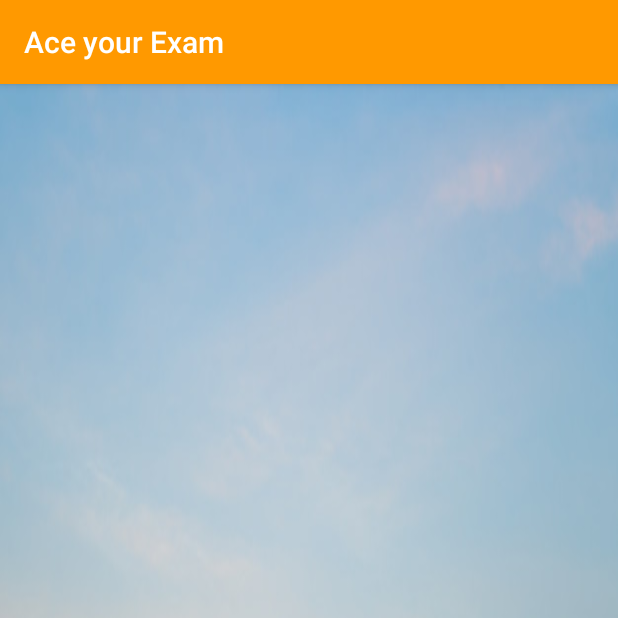
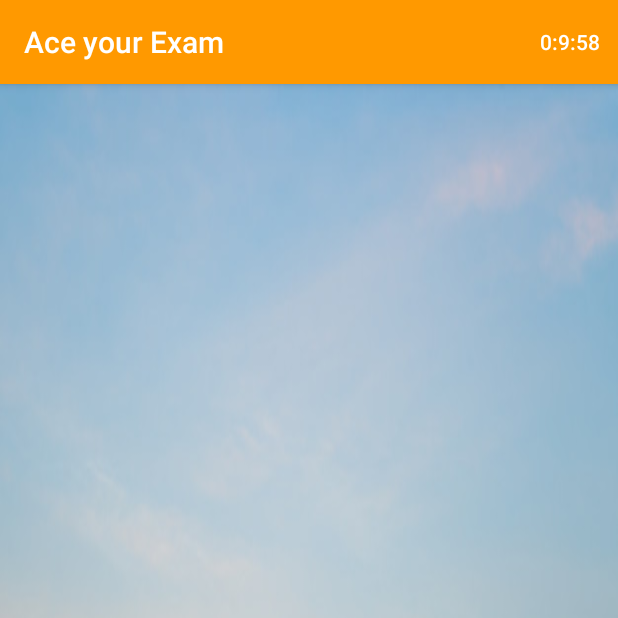
Before and after one commit to appyHelper/FlagQuizApp, an Android app: the QuestionActivity screen opened directly, with no data from a screen before it, on a phone screen of 412 x 824 dp, the top half of it. Run offline under Robolectric (Android 15) with nearby library versions, the phone set to English and light mode, and no system bars; our stand-ins replace Firebase (no records; nobody signed in at launch, a user with empty details on screens opened directly); 5 statements that could not run were skipped.

Commit message:
adding timer

```diff
--- a/app/src/main/java/com/example/kidsquizapp/QuestionActivity.kt
+++ b/app/src/main/java/com/example/kidsquizapp/QuestionActivity.kt
@@ -1,30 +1,36 @@
 package com.example.kidsquizapp
 
 import android.content.Intent
+import android.os.Bundle
+import android.os.CountDownTimer
+import android.text.Html
+import android.util.Log
+import android.view.Menu
+import android.view.MenuItem
+import android.widget.TextView
 import androidx.appcompat.app.AppCompatActivity
-import android.os.Bundle
-import android.util.Log
-import android.view.View
 import com.example.kidsquizapp.adapter.QuestionsAdapter
 import com.example.kidsquizapp.data.model.Question2
 import com.example.kidsquizapp.repository.QuestionRepository
 import com.example.kidsquizapp.ui.login.DataManager
 import com.google.firebase.database.*
 import kotlinx.android.synthetic.main.activity_question.*
+import java.util.concurrent.TimeUnit
 
 class QuestionActivity : AppCompatActivity() ,SubmitOnClickListener{
  lateinit var questionsAdapter: QuestionsAdapter
     lateinit var database: DatabaseReference
     lateinit var databaseMarks: DatabaseReference
+    lateinit var   testName :String
     var submitOnClickListener: SubmitOnClickListener?=null
     var questionArrayList=ArrayList<Question2>()
     override fun onCreate(savedInstanceState: Bundle?) {
         super.onCreate(savedInstanceState)
         setContentView(R.layout.activity_question)
-        var review =intent.getBooleanExtra("review",false)
+        var review =intent.getBooleanExtra("review", false)
         var uid =intent.getStringExtra("uid").toString()
-        var testName : String= intent.getStringExtra("testName").toString()
-        Log.d("question activity",testName)
+        testName = intent.getStringExtra("testName").toString()
+        Log.d("question activity", testName)
         database = FirebaseDatabase.getInstance().reference.child("Test Papers").child(testName)
         databaseMarks = FirebaseDatabase.getInstance().reference.child("Student").child(uid)
 //
@@ -35,35 +41,60 @@ class QuestionActivity : AppCompatActivity() ,SubmitOnClickListener{
        database.addListenerForSingleValueEvent(object : ValueEventListener {
 
            override fun onCancelled(error: DatabaseError) {
-                Log.d("Login Acitvity",error.message)
+               Log.d("Login Acitvity", error.message)
            }
 
            override fun onDataChange(snapshot: DataSnapshot) {
 
 
-                for (i in 1..10){
+               for (i in 1..10) {
                    var randomNubmer = QuestionRepository.rand(1, 30).toString()
-                    Log.d("Login question no","random number ${randomNubmer}")
+                   Log.d("Login question no", "random number ${randomNubmer}")
                    val eachQuestionNO = snapshot.child(randomNubmer).key
-                    val eachQuestionAnswer :HashMap<String,String> = snapshot.child(randomNubmer).value as HashMap<String, String>
-                    Log.d("Login question no"," ${eachQuestionNO}")
-                    Log.d("Login question data"," ${eachQuestionAnswer}")
-                  questionArrayList.add(Question2( eachQuestionAnswer.get("answer1"),eachQuestionAnswer.get("answer2"),eachQuestionAnswer.get("answer3"),eachQuestionAnswer.get("answer4"),eachQuestionAnswer.get("correctanswer"),eachQuestionAnswer.get("question")))
+                   val eachQuestionAnswer: HashMap<String, String> =
+                       snapshot.child(randomNubmer).value as HashMap<String, String>
+                   Log.d("Login question no", " ${eachQuestionNO}")
+                   Log.d("Login question data", " ${eachQuestionAnswer}")
+                   questionArrayList.add(
+                       Question2(
+                           eachQuestionAnswer.get("answer1"),
+                           eachQuestionAnswer.get(
+                               "answer2"
+                           ),
+                           eachQuestionAnswer.get("answer3"),
+                           eachQuestionAnswer.get("answer4"),
+                           eachQuestionAnswer.get(
+                               "correctanswer"
+                           ),
+                           eachQuestionAnswer.get("question")
+                       )
+                   )
                }
-                Log.d("Login","question arraylist ${questionArrayList}")
-                DataManager.setQuestionList("list",questionArrayList)
-                questionsAdapter= QuestionsAdapter(this@QuestionActivity,questionArrayList,submitOnClickListener,review)
-                questionViewPager.adapter=questionsAdapter
-                if (review){
+               Log.d("Login", "question arraylist ${questionArrayList}")
+               DataManager.setQuestionList("list", questionArrayList)
+               questionsAdapter = QuestionsAdapter(
+                   this@QuestionActivity,
+                   questionArrayList,
+                   submitOnClickListener,
+                   review
+               )
+               questionViewPager.adapter = questionsAdapter
+               if (review) {
                    questionsAdapter.notifyDataSetChanged()
                }
-                questionsAdapter.setOnClickQuestionListener(object :QuestionsAdapter.SubmitOnClickListener1{
-                    override fun onclick(answer:String,totalQuestion:String) {
-                        Log.d("question",answer.toString())
-                        var markHashMap = HashMap<String,String>()
-                        markHashMap[testName]=answer
+               questionsAdapter.setOnClickQuestionListener(object :
+                   QuestionsAdapter.SubmitOnClickListener1 {
+                   override fun onclick(answer: String, totalQuestion: String) {
+                       Log.d("question", answer.toString())
+                       var markHashMap = HashMap<String, String>()
+                       markHashMap[testName] = answer
                        databaseMarks.child("marks").push().setValue(markHashMap);
-                        startActivity(Intent(this@QuestionActivity,ResultActivity::class.java).putExtra("score",answer.toString()).putExtra("total",totalQuestion.toString()))
+                       startActivity(
+                           Intent(this@QuestionActivity, ResultActivity::class.java).putExtra(
+                               "score",
+                               answer.toString()
+                           ).putExtra("total", totalQuestion.toString())
+                       )
                    }
                })
            }
@@ -78,10 +109,42 @@ class QuestionActivity : AppCompatActivity() ,SubmitOnClickListener{
 
     }
 
+    var timer: Long = 600000
+    override fun onCreateOptionsMenu(menu: Menu): Boolean {
+        super.onCreateOptionsMenu(menu)
+        menuInflater.inflate(R.menu.menu, menu)
+        val counter: MenuItem = menu.findItem(R.id.break_timer)
+        object : CountDownTimer(timer, 1000) {
+            override fun onTick(millisUntilFinished: Long) {
+                val hms: String = TimeUnit.MILLISECONDS.toHours(millisUntilFinished)
+                    .toString() + ":" + (TimeUnit.MILLISECONDS.toMinutes(
+                    millisUntilFinished
+                ) - TimeUnit.HOURS.toMinutes(TimeUnit.MILLISECONDS.toHours(millisUntilFinished))) + ":" + (TimeUnit.MILLISECONDS.toSeconds(
+                    millisUntilFinished
+                ) - TimeUnit.MINUTES.toSeconds(TimeUnit.MILLISECONDS.toMinutes(millisUntilFinished)))
+                counter.setTitle(hms)
+                timer = millisUntilFinished
+            }
+
+            override fun onFinish() {
+                counter.setTitle("done!")
+                questionViewPager.performClick()
+
+            }
+        }.start()
+        return true
+    }
+
     override fun onSubmitClick() {
-        Log.d("correct answer","sumbit")
+        Log.d("correct answer", "sumbit")
         questionArrayList.clear()
-        startActivity(Intent(this,ResultActivity::class.java).putExtra("score","hello").putParcelableArrayListExtra("questionList",questionArrayList))
+        startActivity(
+            Intent(this, ResultActivity::class.java).putExtra("score", "hello")
+                .putParcelableArrayListExtra(
+                    "questionList",
+                    questionArrayList
+                )
+        )
     }
 
 
--- /dev/null
+++ b/app/src/main/res/menu/menu.xml
@@ -0,0 +1,9 @@
+<?xml version="1.0" encoding="utf-8"?>
+<menu xmlns:android="http://schemas.android.com/apk/res/android"
+    xmlns:compatibility="http://schemas.android.com/apk/res-auto" >
+
+    <item android:id="@+id/break_timer"
+        android:title="Timer"
+        compatibility:showAsAction="always"
+        />
+</menu>
```
Lines whose indentation alone changed are shown as unchanged.
